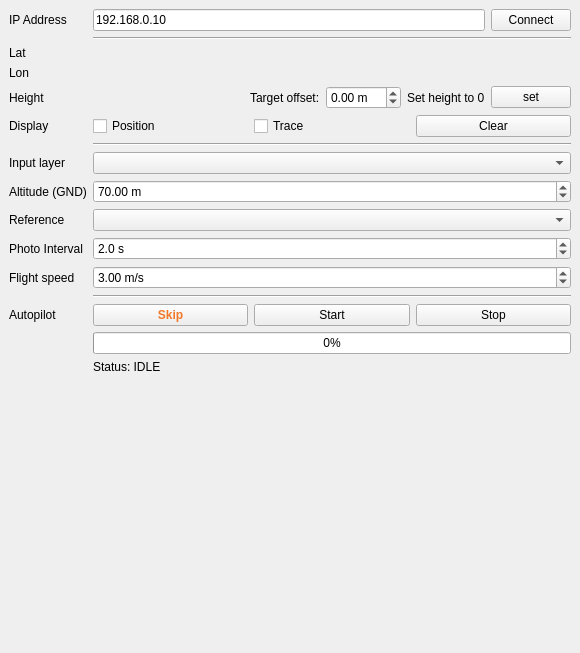
Above: photo_phly_dockwidget_base.ui from 3dgeo-heidelberg/photophly-qgis before the change. Below: the same form after it.
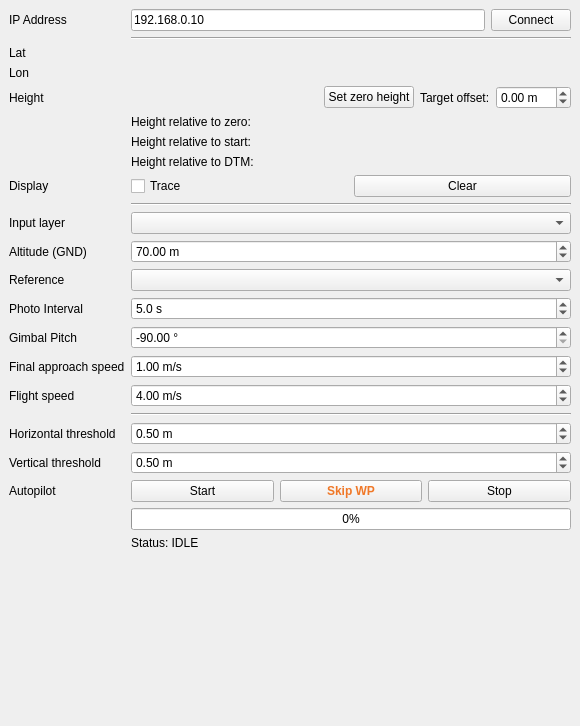
That is the form after the change. Custom widgets are drawn as their Qt base class.

```diff
--- a/photo_phly_dockwidget_base.ui
+++ b/photo_phly_dockwidget_base.ui
@@ -7,7 +7,7 @@
     <x>0</x>
     <y>0</y>
     <width>580</width>
-    <height>653</height>
+    <height>726</height>
    </rect>
   </property>
   <property name="windowTitle">
@@ -87,6 +87,8 @@
          </widget>
         </item>
         <item row="4" column="1">
+         <layout class="QVBoxLayout" name="verticalLayout_2">
+          <item>
          <layout class="QHBoxLayout" name="horizontalLayout_4">
           <item>
            <widget class="QLabel" name="txtHeight">
@@ -101,6 +103,13 @@
             </property>
            </widget>
           </item>
+            <item>
+             <widget class="QPushButton" name="btnZero">
+              <property name="text">
+               <string>Set zero height</string>
+              </property>
+             </widget>
+            </item>
           <item>
            <widget class="QLabel" name="label_13">
             <property name="text">
@@ -124,17 +133,26 @@
             </property>
            </widget>
           </item>
+           </layout>
+          </item>
           <item>
-           <widget class="QLabel" name="label_x13">
+           <widget class="QLabel" name="zeroHeight">
             <property name="text">
-             <string>Set height to 0</string>
+             <string>Height relative to zero:</string>
             </property>
            </widget>
           </item>
           <item>
-           <widget class="QPushButton" name="btnZero">
+           <widget class="QLabel" name="startHeight">
             <property name="text">
-             <string>set</string>
+             <string>Height relative to start:</string>
+            </property>
+           </widget>
+          </item>
+          <item>
+           <widget class="QLabel" name="dtmHeight">
+            <property name="text">
+             <string>Height relative to DTM:</string>
             </property>
            </widget>
           </item>
@@ -149,13 +167,6 @@
         </item>
         <item row="5" column="1">
          <layout class="QHBoxLayout" name="horizontalLayout_2">
-          <item>
-           <widget class="QCheckBox" name="chkPos">
-            <property name="text">
-             <string>Position</string>
-            </property>
-           </widget>
-          </item>
           <item>
            <widget class="QCheckBox" name="chkTrace">
             <property name="text">
@@ -249,18 +260,18 @@
            <double>0.100000000000000</double>
           </property>
           <property name="value">
-           <double>2.000000000000000</double>
+           <double>5.000000000000000</double>
           </property>
          </widget>
         </item>
-        <item row="11" column="0">
+        <item row="13" column="0">
          <widget class="QLabel" name="label_11">
           <property name="text">
            <string>Flight speed</string>
           </property>
          </widget>
         </item>
-        <item row="11" column="1">
+        <item row="13" column="1">
          <widget class="QDoubleSpinBox" name="dblSpeed">
           <property name="suffix">
            <string> m/s</string>
@@ -272,26 +283,70 @@
            <double>0.050000000000000</double>
           </property>
           <property name="value">
-           <double>3.000000000000000</double>
+           <double>4.000000000000000</double>
           </property>
          </widget>
         </item>
-        <item row="12" column="1">
+        <item row="14" column="1">
          <widget class="Line" name="line_3">
           <property name="orientation">
            <enum>Qt::Horizontal</enum>
           </property>
          </widget>
         </item>
-        <item row="13" column="0">
+        <item row="15" column="0">
+         <widget class="QLabel" name="horizintalThresholdLabel">
+          <property name="text">
+           <string>Horizontal threshold</string>
+          </property>
+         </widget>
+        </item>
+        <item row="15" column="1">
+         <widget class="QgsDoubleSpinBox" name="dblHz">
+          <property name="suffix">
+           <string> m</string>
+          </property>
+          <property name="value">
+           <double>0.500000000000000</double>
+          </property>
+          <property name="showClearButton">
+           <bool>false</bool>
+          </property>
+         </widget>
+        </item>
+        <item row="16" column="0">
+         <widget class="QLabel" name="verticalThresholdLabel">
+          <property name="text">
+           <string>Vertical threshold</string>
+          </property>
+         </widget>
+        </item>
+        <item row="16" column="1">
+         <widget class="QDoubleSpinBox" name="b">
+          <property name="suffix">
+           <string> m</string>
+          </property>
+          <property name="value">
+           <double>0.500000000000000</double>
+          </property>
+         </widget>
+        </item>
+        <item row="17" column="0">
          <widget class="QLabel" name="label_12">
           <property name="text">
            <string>Autopilot</string>
           </property>
          </widget>
         </item>
-        <item row="13" column="1">
+        <item row="17" column="1">
          <layout class="QHBoxLayout" name="horizontalLayout_3">
+          <item>
+           <widget class="QPushButton" name="btnStart">
+            <property name="text">
+             <string>Start</string>
+            </property>
+           </widget>
+          </item>
           <item>
            <widget class="QPushButton" name="pushButton_3">
             <property name="palette">
@@ -338,20 +393,13 @@
              </font>
             </property>
             <property name="text">
-             <string>Skip</string>
+             <string>Skip WP</string>
             </property>
             <property name="flat">
              <bool>false</bool>
             </property>
            </widget>
           </item>
-          <item>
-           <widget class="QPushButton" name="btnStart">
-            <property name="text">
-             <string>Start</string>
-            </property>
-           </widget>
-          </item>
           <item>
            <widget class="QPushButton" name="btnStop">
             <property name="text">
@@ -361,20 +409,75 @@
           </item>
          </layout>
         </item>
-        <item row="14" column="1">
+        <item row="18" column="1">
          <widget class="QProgressBar" name="progressBar">
           <property name="value">
            <number>0</number>
           </property>
          </widget>
         </item>
-        <item row="15" column="1">
+        <item row="19" column="1">
          <widget class="QLabel" name="lblStatus">
           <property name="text">
            <string>Status: IDLE</string>
           </property>
          </widget>
         </item>
+        <item row="12" column="0">
+         <widget class="QLabel" name="finalApproachSpeedLabel">
+          <property name="text">
+           <string>Final approach speed</string>
+          </property>
+         </widget>
+        </item>
+        <item row="12" column="1">
+         <widget class="QgsDoubleSpinBox" name="dblAppraoch">
+          <property name="correctionMode">
+           <enum>QAbstractSpinBox::CorrectToNearestValue</enum>
+          </property>
+          <property name="suffix">
+           <string> m/s</string>
+          </property>
+          <property name="value">
+           <double>1.000000000000000</double>
+          </property>
+          <property name="showClearButton">
+           <bool>false</bool>
+          </property>
+          <property name="clearValue">
+           <bool>false</bool>
+          </property>
+          <property name="expressionsEnabled">
+           <bool>false</bool>
+          </property>
+         </widget>
+        </item>
+        <item row="11" column="0">
+         <widget class="QLabel" name="gimbalPitchLabel">
+          <property name="text">
+           <string>Gimbal Pitch</string>
+          </property>
+         </widget>
+        </item>
+        <item row="11" column="1">
+         <widget class="QgsDoubleSpinBox" name="dblGimbalPitch">
+          <property name="suffix">
+           <string> °</string>
+          </property>
+          <property name="minimum">
+           <double>-90.000000000000000</double>
+          </property>
+          <property name="maximum">
+           <double>30.000000000000000</double>
+          </property>
+          <property name="value">
+           <double>-90.000000000000000</double>
+          </property>
+          <property name="showClearButton">
+           <bool>false</bool>
+          </property>
+         </widget>
+        </item>
        </layout>
       </item>
      </layout>
@@ -383,6 +486,11 @@
   </widget>
  </widget>
  <customwidgets>
+  <customwidget>
+   <class>QgsDoubleSpinBox</class>
+   <extends>QDoubleSpinBox</extends>
+   <header>qgsdoublespinbox.h</header>
+  </customwidget>
   <customwidget>
    <class>QgsMapLayerComboBox</class>
    <extends>QComboBox</extends>
```
Left out of the diff: 7 changed lines with no effect on the pictures. Lines whose indentation alone changed are shown as unchanged.
